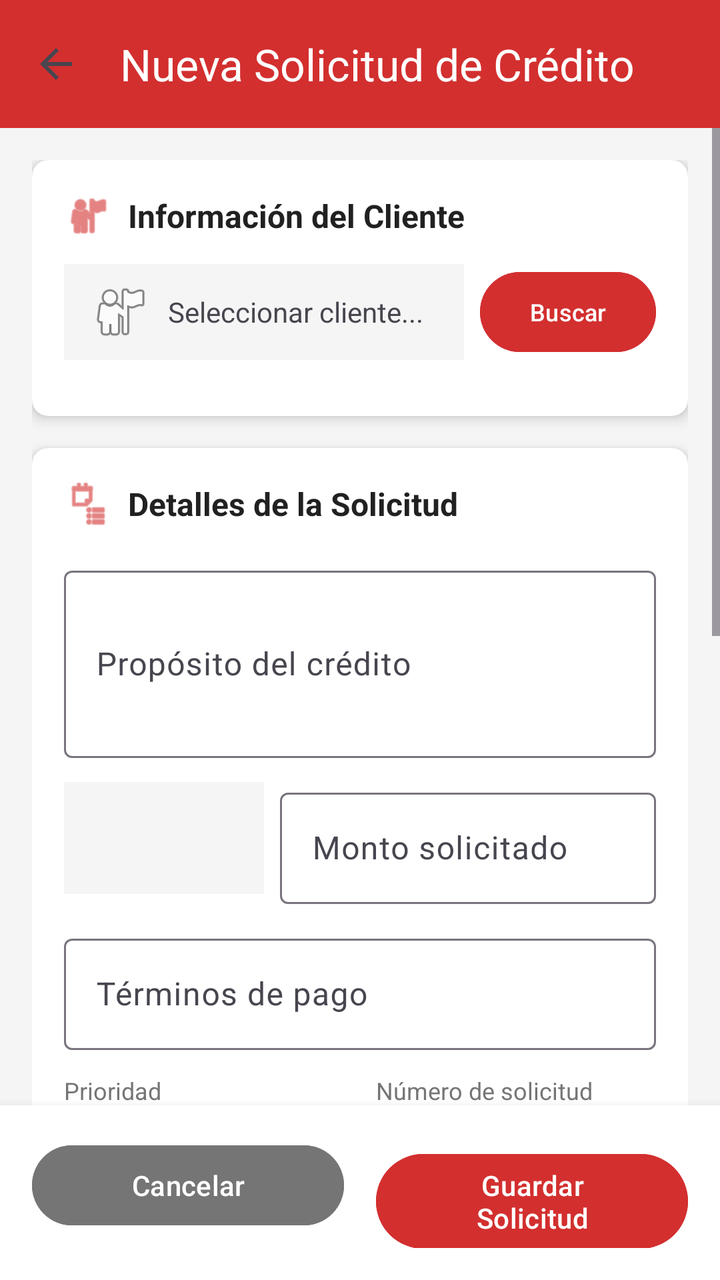
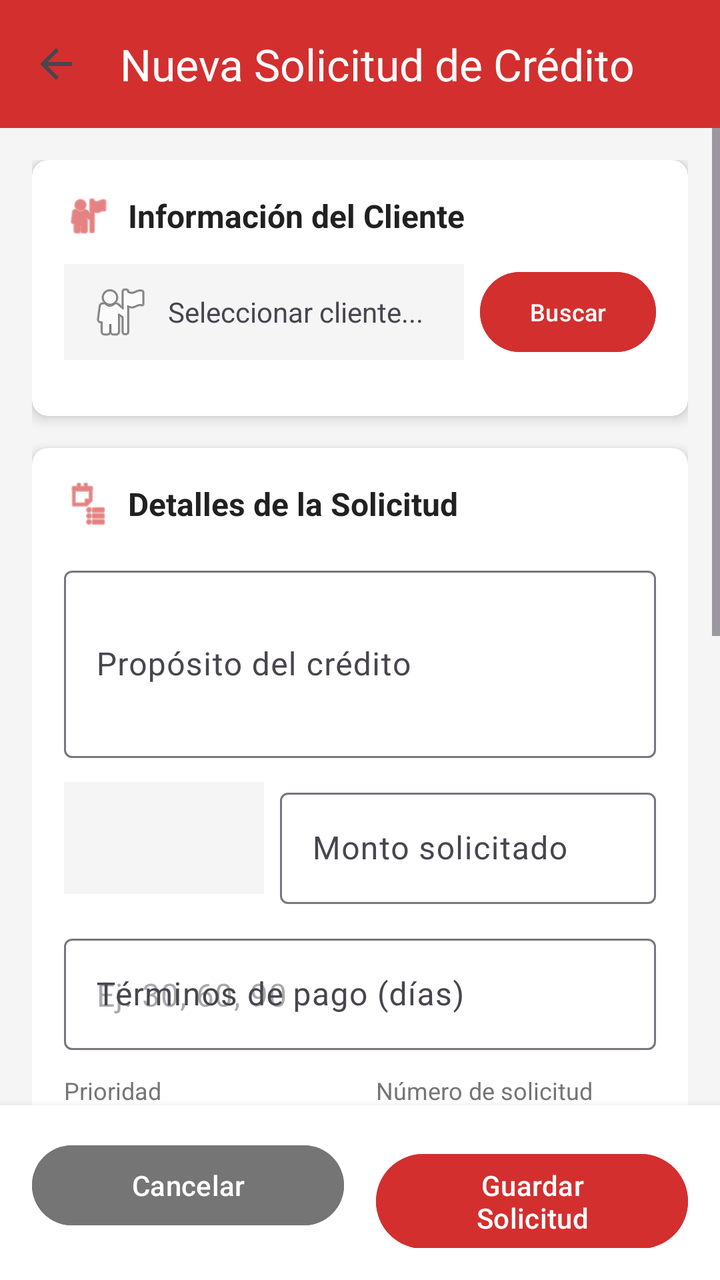

The first picture is an Android layout as it rendered before a commit; the second is the same layout after the commit. The layout source and the unified diff follow.
<!-- AndroidManifest.xml: application theme Theme.CHANCAFEQ -->
<!-- res/layout/activity_add_edit_credit_request.xml -->
<?xml version="1.0" encoding="utf-8"?>
<LinearLayout xmlns:android="http://schemas.android.com/apk/res/android"
    xmlns:app="http://schemas.android.com/apk/res-auto"
    android:layout_width="match_parent"
    android:layout_height="match_parent"
    android:orientation="vertical"
    android:background="#F5F5F5">

    
    <androidx.appcompat.widget.Toolbar
        android:id="@+id/toolbar"
        android:layout_width="match_parent"
        android:layout_height="?attr/actionBarSize"
        android:background="#D32F2F"
        android:elevation="4dp"
        app:title="Nueva Solicitud de Crédito"
        app:titleTextColor="@android:color/white"
        app:navigationIcon="?attr/homeAsUpIndicator" />

    
    <ScrollView
        android:layout_width="match_parent"
        android:layout_height="0dp"
        android:layout_weight="1"
        android:fillViewport="true">

        <LinearLayout
            android:layout_width="match_parent"
            android:layout_height="wrap_content"
            android:orientation="vertical"
            android:padding="16dp">

            
            <androidx.cardview.widget.CardView
                android:layout_width="match_parent"
                android:layout_height="wrap_content"
                android:layout_marginBottom="16dp"
                app:cardCornerRadius="8dp"
                app:cardElevation="4dp">

                <LinearLayout
                    android:layout_width="match_parent"
                    android:layout_height="wrap_content"
                    android:orientation="vertical"
                    android:padding="16dp">

                    
                    <LinearLayout
                        android:layout_width="match_parent"
                        android:layout_height="wrap_content"
                        android:orientation="horizontal"
                        android:gravity="center_vertical"
                        android:layout_marginBottom="12dp">

                        <ImageView
                            android:layout_width="24dp"
                            android:layout_height="24dp"
                            android:src="@android:drawable/ic_menu_myplaces"
                            android:tint="#D32F2F"
                            android:layout_marginEnd="8dp" />

                        <TextView
                            android:layout_width="wrap_content"
                            android:layout_height="wrap_content"
                            android:text="Información del Cliente"
                            android:textSize="16sp"
                            android:textStyle="bold"
                            android:textColor="#212121" />

                    </LinearLayout>

                    
                    <LinearLayout
                        android:layout_width="match_parent"
                        android:layout_height="wrap_content"
                        android:orientation="horizontal"
                        android:gravity="center_vertical"
                        android:layout_marginBottom="12dp">

                        <TextView
                            android:id="@+id/tv_selected_client"
                            android:layout_width="0dp"
                            android:layout_height="48dp"
                            android:layout_weight="1"
                            android:background="#F5F5F5"
                            android:padding="12dp"
                            android:text="Seleccionar cliente..."
                            android:textSize="14sp"
                            android:gravity="center_vertical"
                            android:drawableStart="@android:drawable/ic_menu_myplaces"
                            android:drawablePadding="8dp" />

                        <Button
                            android:id="@+id/btn_select_client"
                            android:layout_width="wrap_content"
                            android:layout_height="wrap_content"
                            android:layout_marginStart="8dp"
                            android:text="Buscar"
                            android:textSize="12sp"
                            android:backgroundTint="#D32F2F" />

                    </LinearLayout>

                    
                    <LinearLayout
                        android:id="@+id/layout_credit_info"
                        android:layout_width="match_parent"
                        android:layout_height="wrap_content"
                        android:orientation="horizontal"
                        android:background="#E8F5E8"
                        android:padding="12dp"
                        android:gravity="center_vertical"
                        android:visibility="gone">

                        <ImageView
                            android:layout_width="16dp"
                            android:layout_height="16dp"
                            android:src="@android:drawable/ic_dialog_info"
                            android:tint="#4CAF50"
                            android:layout_marginEnd="8dp" />

                        <TextView
                            android:layout_width="wrap_content"
                            android:layout_height="wrap_content"
                            android:text="Score crediticio:"
                            android:textSize="12sp"
                            android:textColor="#2E7D32"
                            android:layout_marginEnd="8dp" />

                        <TextView
                            android:id="@+id/tv_client_credit_score"
                            android:layout_width="0dp"
                            android:layout_height="wrap_content"
                            android:layout_weight="1"
                            android:text="750 - Excelente"
                            android:textSize="12sp"
                            android:textStyle="bold"
                            android:textColor="#2E7D32" />

                        <TextView
                            android:id="@+id/tv_suggested_limit"
                            android:layout_width="wrap_content"
                            android:layout_height="wrap_content"
                            android:text="Límite: S/ 50,000"
                            android:textSize="11sp"
                            android:textColor="#2E7D32" />

                    </LinearLayout>

                </LinearLayout>

            </androidx.cardview.widget.CardView>

            
            <androidx.cardview.widget.CardView
                android:layout_width="match_parent"
                android:layout_height="wrap_content"
                android:layout_marginBottom="16dp"
                app:cardCornerRadius="8dp"
                app:cardElevation="4dp">

                <LinearLayout
                    android:layout_width="match_parent"
                    android:layout_height="wrap_content"
                    android:orientation="vertical"
                    android:padding="16dp">

                    
                    <LinearLayout
                        android:layout_width="match_parent"
                        android:layout_height="wrap_content"
                        android:orientation="horizontal"
                        android:gravity="center_vertical"
                        android:layout_marginBottom="16dp">

                        <ImageView
                            android:layout_width="24dp"
                            android:layout_height="24dp"
                            android:src="@android:drawable/ic_menu_agenda"
                            android:tint="#D32F2F"
                            android:layout_marginEnd="8dp" />

                        <TextView
                            android:layout_width="wrap_content"
                            android:layout_height="wrap_content"
                            android:text="Detalles de la Solicitud"
                            android:textSize="16sp"
                            android:textStyle="bold"
                            android:textColor="#212121" />

                    </LinearLayout>

                    
                    <com.google.android.material.textfield.TextInputLayout
                        android:layout_width="match_parent"
                        android:layout_height="wrap_content"
                        android:layout_marginBottom="12dp"
                        android:hint="Propósito del crédito">

                        <com.google.android.material.textfield.TextInputEditText
                            android:id="@+id/et_purpose"
                            android:layout_width="match_parent"
                            android:layout_height="wrap_content"
                            android:inputType="textMultiLine"
                            android:lines="3"
                            android:maxLines="3" />

                    </com.google.android.material.textfield.TextInputLayout>

                    
                    <LinearLayout
                        android:layout_width="match_parent"
                        android:layout_height="wrap_content"
                        android:orientation="horizontal"
                        android:layout_marginBottom="12dp">

                        
                        <Spinner
                            android:id="@+id/spinner_currency"
                            android:layout_width="100dp"
                            android:layout_height="56dp"
                            android:layout_marginEnd="8dp"
                            android:background="#F5F5F5" />

                        
                        <com.google.android.material.textfield.TextInputLayout
                            android:layout_width="0dp"
                            android:layout_height="wrap_content"
                            android:layout_weight="1"
                            android:hint="Monto solicitado">

                            <com.google.android.material.textfield.TextInputEditText
                                android:id="@+id/et_requested_amount"
                                android:layout_width="match_parent"
                                android:layout_height="wrap_content"
                                android:inputType="numberDecimal" />

                        </com.google.android.material.textfield.TextInputLayout>

                    </LinearLayout>

                    
                    <com.google.android.material.textfield.TextInputLayout
                        android:layout_width="match_parent"
                        android:layout_height="wrap_content"
                        android:layout_marginBottom="12dp"
                        android:hint="Términos de pago">

                        <com.google.android.material.textfield.TextInputEditText
                            android:id="@+id/et_payment_terms"
                            android:layout_width="match_parent"
                            android:layout_height="wrap_content"
                            android:inputType="text" />

                    </com.google.android.material.textfield.TextInputLayout>

                    
                    <LinearLayout
                        android:layout_width="match_parent"
                        android:layout_height="wrap_content"
                        android:orientation="horizontal"
                        android:layout_marginBottom="12dp">

                        
                        <LinearLayout
                            android:layout_width="0dp"
                            android:layout_height="wrap_content"
                            android:layout_weight="1"
                            android:orientation="vertical"
                            android:layout_marginEnd="8dp">

                            <TextView
                                android:layout_width="wrap_content"
                                android:layout_height="wrap_content"
                                android:text="Prioridad"
                                android:textSize="12sp"
                                android:textColor="#757575"
                                android:layout_marginBottom="4dp" />

                            <Spinner
                                android:id="@+id/spinner_priority"
                                android:layout_width="match_parent"
                                android:layout_height="56dp"
                                android:background="#F5F5F5" />

                        </LinearLayout>

                        
                        <LinearLayout
                            android:layout_width="0dp"
                            android:layout_height="wrap_content"
                            android:layout_weight="1"
                            android:orientation="vertical"
                            android:layout_marginStart="8dp">

                            <TextView
                                android:layout_width="wrap_content"
                                android:layout_height="wrap_content"
                                android:text="Número de solicitud"
                                android:textSize="12sp"
                                android:textColor="#757575"
                                android:layout_marginBottom="4dp" />

                            <TextView
                                android:id="@+id/tv_request_number"
                                android:layout_width="match_parent"
                                android:layout_height="56dp"
                                android:background="#E8F5E8"
                                android:padding="16dp"
                                android:text="Se generará automáticamente"
                                android:textSize="14sp"
                                android:textColor="#2E7D32"
                                android:gravity="center_vertical" />

                        </LinearLayout>

                    </LinearLayout>

                    
                    <com.google.android.material.textfield.TextInputLayout
                        android:id="@+id/layout_exchange_rate"
                        android:layout_width="match_parent"
                        android:layout_height="wrap_content"
                        android:layout_marginBottom="12dp"
                        android:hint="Tipo de cambio"
                        android:visibility="gone">

                        <com.google.android.material.textfield.TextInputEditText
                            android:id="@+id/et_exchange_rate"
                            android:layout_width="match_parent"
                            android:layout_height="wrap_content"
                            android:inputType="numberDecimal" />

                    </com.google.android.material.textfield.TextInputLayout>

                </LinearLayout>

            </androidx.cardview.widget.CardView>

            
            <androidx.cardview.widget.CardView
                android:layout_width="match_parent"
                android:layout_height="wrap_content"
                android:layout_marginBottom="16dp"
                app:cardCornerRadius="8dp"
                app:cardElevation="4dp">

                <LinearLayout
                    android:layout_width="match_parent"
                    android:layout_height="wrap_content"
                    android:orientation="vertical"
                    android:padding="16dp">

                    
                    <LinearLayout
                        android:layout_width="match_parent"
                        android:layout_height="wrap_content"
                        android:orientation="horizontal"
                        android:gravity="center_vertical"
                        android:layout_marginBottom="16dp">

                        <ImageView
                            android:layout_width="24dp"
                            android:layout_height="24dp"
                            android:src="@android:drawable/ic_menu_info_details"
                            android:tint="#D32F2F"
                            android:layout_marginEnd="8dp" />

                        <TextView
                            android:layout_width="wrap_content"
                            android:layout_height="wrap_content"
                            android:text="Información Adicional"
                            android:textSize="16sp"
                            android:textStyle="bold"
                            android:textColor="#212121" />

                    </LinearLayout>

                    
                    <com.google.android.material.textfield.TextInputLayout
                        android:layout_width="match_parent"
                        android:layout_height="wrap_content"
                        android:layout_marginBottom="12dp"
                        android:hint="Notas internas (opcional)">

                        <com.google.android.material.textfield.TextInputEditText
                            android:id="@+id/et_internal_notes"
                            android:layout_width="match_parent"
                            android:layout_height="wrap_content"
                            android:inputType="textMultiLine"
                            android:lines="3"
                            android:maxLines="5" />

                    </com.google.android.material.textfield.TextInputLayout>

                    
                    <LinearLayout
                        android:layout_width="match_parent"
                        android:layout_height="wrap_content"
                        android:orientation="horizontal"
                        android:gravity="center_vertical"
                        android:layout_marginBottom="12dp">

                        <TextView
                            android:layout_width="wrap_content"
                            android:layout_height="wrap_content"
                            android:text="Fecha de expiración:"
                            android:textSize="14sp"
                            android:textColor="#424242"
                            android:layout_marginEnd="8dp" />

                        <TextView
                            android:id="@+id/tv_expires_at"
                            android:layout_width="0dp"
                            android:layout_height="48dp"
                            android:layout_weight="1"
                            android:background="#F5F5F5"
                            android:padding="12dp"
                            android:text="Seleccionar fecha..."
                            android:textSize="14sp"
                            android:gravity="center_vertical"
                            android:drawableStart="@android:drawable/ic_menu_today"
                            android:drawablePadding="8dp" />

                        <Button
                            android:id="@+id/btn_select_date"
                            android:layout_width="wrap_content"
                            android:layout_height="wrap_content"
                            android:layout_marginStart="8dp"
                            android:text="Fecha"
                            android:textSize="12sp"
                            android:backgroundTint="#D32F2F" />

                    </LinearLayout>

                    
                    <LinearLayout
                        android:layout_width="match_parent"
                        android:layout_height="wrap_content"
                        android:orientation="horizontal"
                        android:gravity="center_vertical"
                        android:background="#FFF3E0"
                        android:padding="12dp">

                        <ImageView
                            android:layout_width="16dp"
                            android:layout_height="16dp"
                            android:src="@android:drawable/ic_menu_gallery"
                            android:tint="#FF9800"
                            android:layout_marginEnd="8dp" />

                        <TextView
                            android:layout_width="0dp"
                            android:layout_height="wrap_content"
                            android:layout_weight="1"
                            android:text="Gestión de documentos disponible próximamente"
                            android:textSize="12sp"
                            android:textColor="#E65100" />

                        <Button
                            android:id="@+id/btn_documents"
                            android:layout_width="wrap_content"
                            android:layout_height="wrap_content"
                            android:text="Documentos"
                            android:textSize="11sp"
                            android:backgroundTint="#FF9800"
                            android:enabled="false" />

                    </LinearLayout>

                </LinearLayout>

            </androidx.cardview.widget.CardView>

        </LinearLayout>

    </ScrollView>

    
    <LinearLayout
        android:layout_width="match_parent"
        android:layout_height="wrap_content"
        android:orientation="horizontal"
        android:background="@android:color/white"
        android:padding="16dp"
        android:elevation="8dp">

        
        <Button
            android:id="@+id/btn_cancel"
            android:layout_width="0dp"
            android:layout_height="wrap_content"
            android:layout_weight="1"
            android:layout_marginEnd="8dp"
            android:text="Cancelar"
            android:backgroundTint="#757575" />

        
        <Button
            android:id="@+id/btn_save"
            android:layout_width="0dp"
            android:layout_height="wrap_content"
            android:layout_weight="1"
            android:layout_marginStart="8dp"
            android:text="Guardar Solicitud"
            android:backgroundTint="#D32F2F" />

    </LinearLayout>

    
    <ProgressBar
        android:id="@+id/progress_bar"
        android:layout_width="wrap_content"
        android:layout_height="wrap_content"
        android:layout_gravity="center"
        android:visibility="gone" />

</LinearLayout>
<!-- resources referenced by this layout -->
<resources>
  <style name="Theme.CHANCAFEQ" parent="Base.Theme.CHANCAFEQ" />
  <style name="Base.Theme.CHANCAFEQ" parent="Theme.Material3.DayNight.NoActionBar">
          
          
      </style>
</resources>

<!-- the commit's change to res/layout/activity_add_edit_credit_request.xml (unified diff, before → after) -->
@@ -244,13 +244,14 @@
                         android:layout_width="match_parent"
                         android:layout_height="wrap_content"
                         android:layout_marginBottom="12dp"
-                        android:hint="Términos de pago">
+                        android:hint="Términos de pago (días)">
 
                         <com.google.android.material.textfield.TextInputEditText
                             android:id="@+id/et_payment_terms"
                             android:layout_width="match_parent"
                             android:layout_height="wrap_content"
-                            android:inputType="text" />
+                            android:inputType="number"
+                            android:hint="Ej: 30, 60, 90" />
 
                     </com.google.android.material.textfield.TextInputLayout>
 
